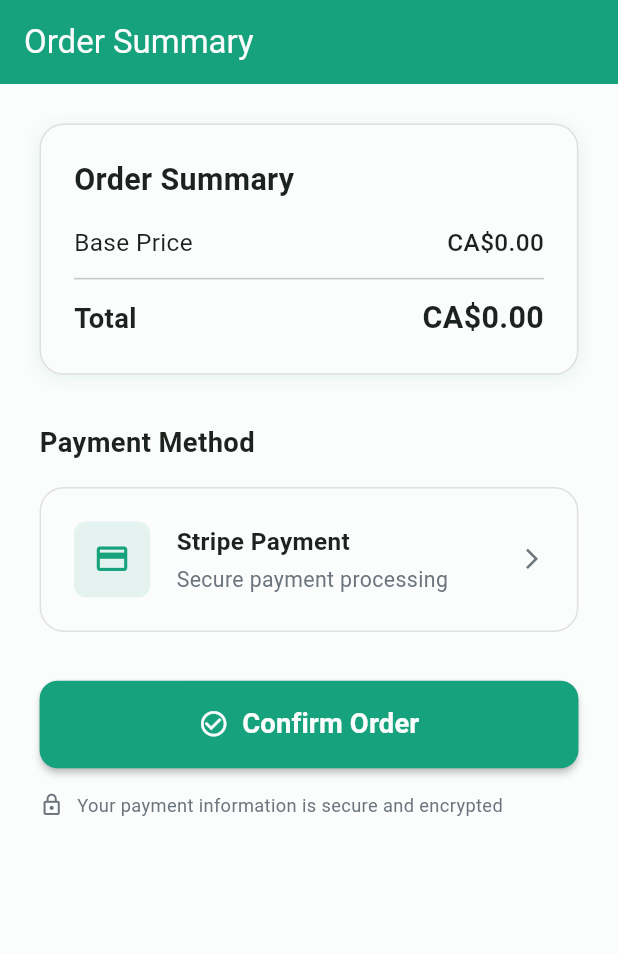
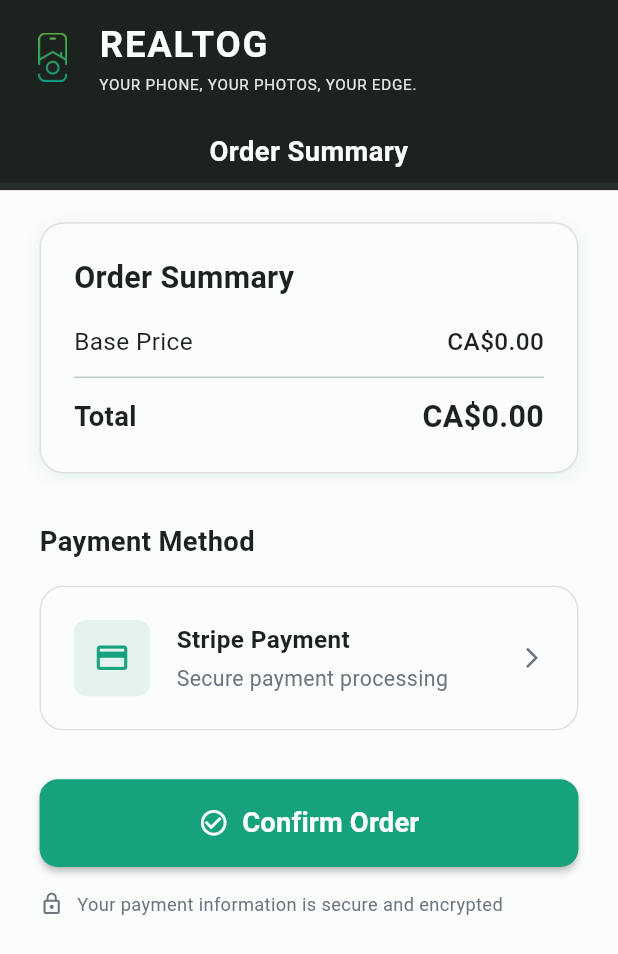
Before and after one commit to devmhsagar/realtog, a Flutter app: the OrderSummaryPage screen opened by its route, on a phone screen of 412 x 824 dp. Shown: the top 954 px of the screen. Run offline on Flutter 3.47's test engine with Material 3 defaults, Android fonts, the phone set to English and light mode, and no system bars; our stand-ins replace dio, flutter_riverpod, flutter_screenutil, flutter_secure_storage, fpdart, go_router and 2 more; accounts and stored records are empty; network calls fail.

Commit message:
Created custom appbar

```diff
--- a/lib/core/constants/app_colors.dart
+++ b/lib/core/constants/app_colors.dart
@@ -25,6 +25,7 @@ class AppColors {
   // Background colors
   static const Color background = white; // #FBFCFC
   static const Color backgroundDark = darkShadow; // #1C221D
+  static const Color appBarBackground = Color(0xFF1C221E); // #1C221E
   static const Color surface = white; // #FBFCFC
   static const Color surfaceDark = Color(0xFF2A332C); // Dark surface
 
--- /dev/null
+++ b/lib/core/widgets/reusable_appbar.dart
@@ -0,0 +1,87 @@
+import 'package:flutter/material.dart';
+import 'package:flutter_screenutil/flutter_screenutil.dart';
+import '../constants/app_colors.dart';
+
+/// Reusable AppBar component with logo, brand name, tagline, and dynamic title
+class ReusableAppBar extends StatelessWidget implements PreferredSizeWidget {
+  final String title;
+
+  const ReusableAppBar({
+    super.key,
+    required this.title,
+  });
+
+  @override
+  Size get preferredSize => Size.fromHeight(120.h);
+
+  @override
+  Widget build(BuildContext context) {
+    return Container(
+      color: AppColors.appBarBackground,
+      child: SafeArea(
+        bottom: false,
+        child: Column(
+          children: [
+            // Main header with logo, brand name, and tagline
+            Padding(
+              padding: EdgeInsets.symmetric(horizontal: 16.w, vertical: 12.h),
+              child: Row(
+                children: [
+                  // Logo
+                  Image.asset(
+                    'assets/logo/appbar_logo.png',
+                    height: 32.h,
+                    width: 32.w,
+                    fit: BoxFit.contain,
+                  ),
+                  SizedBox(width: 12.w),
+                  // Brand name and tagline
+                  Expanded(
+                    child: Column(
+                      crossAxisAlignment: CrossAxisAlignment.start,
+                      children: [
+                        Text(
+                          'REALTOG',
+                          style: TextStyle(
+                            fontSize: 24.sp,
+                            fontWeight: FontWeight.bold,
+                            color: AppColors.textLight,
+                            letterSpacing: 1.2,
+                          ),
+                        ),
+                        SizedBox(height: 2.h),
+                        Text(
+                          'YOUR PHONE, YOUR PHOTOS, YOUR EDGE.',
+                          style: TextStyle(
+                            fontSize: 10.sp,
+                            color: AppColors.textLight.withValues(alpha: 0.9),
+                            letterSpacing: 0.5,
+                          ),
+                        ),
+                      ],
+                    ),
+                  ),
+                ],
+              ),
+            ),
+            // Section title bar
+            Container(
+              width: double.infinity,
+              padding: EdgeInsets.symmetric(horizontal: 16.w, vertical: 12.h),
+              color: AppColors.appBarBackground.withValues(alpha: 0.95),
+              child: Text(
+                title,
+                style: TextStyle(
+                  fontSize: 18.sp,
+                  fontWeight: FontWeight.bold,
+                  color: AppColors.textLight,
+                ),
+                textAlign: TextAlign.center,
+              ),
+            ),
+          ],
+        ),
+      ),
+    );
+  }
+}
--- a/lib/pages/home/home_page.dart
+++ b/lib/pages/home/home_page.dart
@@ -2,6 +2,7 @@ import 'package:flutter/material.dart';
 import 'package:flutter_riverpod/flutter_riverpod.dart';
 import 'package:flutter_screenutil/flutter_screenutil.dart';
 import '../../core/constants/app_colors.dart';
+import '../../core/widgets/reusable_appbar.dart';
 import '../../providers/auth_provider.dart';
 import 'widgets/home_tab.dart';
 import 'widgets/orders_tab.dart';
@@ -25,12 +26,7 @@ class _HomePageState extends ConsumerState<HomePage> {
 
     return Scaffold(
       backgroundColor: AppColors.background,
-      appBar: AppBar(
-        title: Text(_getAppBarTitle(_currentIndex)),
-        backgroundColor: AppColors.primary,
-        foregroundColor: AppColors.textLight,
-        elevation: 0,
-      ),
+      appBar: ReusableAppBar(title: _getAppBarTitle(_currentIndex)),
       body: _buildBody(_currentIndex, user),
       bottomNavigationBar: BottomNavigationBar(
         currentIndex: _currentIndex,
--- a/lib/pages/home/widgets/home_tab.dart
+++ b/lib/pages/home/widgets/home_tab.dart
@@ -22,15 +22,6 @@ class HomeTab extends ConsumerWidget {
         child: Column(
           crossAxisAlignment: CrossAxisAlignment.start,
           children: [
-            // Pricing Plans Section
-            Text(
-              'Pricing Plans',
-              style: TextStyle(
-                fontSize: 20.sp,
-                fontWeight: FontWeight.bold,
-                color: AppColors.textPrimary,
-              ),
-            ),
             SizedBox(height: 16.h),
             pricingAsync.when(
               data: (pricingPlans) => Column(
--- a/lib/pages/order_summary/order_summary_page.dart
+++ b/lib/pages/order_summary/order_summary_page.dart
@@ -4,6 +4,7 @@ import 'package:flutter_screenutil/flutter_screenutil.dart';
 import 'package:go_router/go_router.dart';
 import 'package:image_picker/image_picker.dart';
 import '../../core/constants/app_colors.dart';
+import '../../core/widgets/reusable_appbar.dart';
 import '../../core/services/order_service.dart';
 import '../../providers/order_provider.dart';
 
@@ -123,11 +124,8 @@ class _PaymentPageState extends ConsumerState<OrderSummaryPage> {
   @override
   Widget build(BuildContext context) {
     return Scaffold(
-      appBar: AppBar(
-        title: const Text('Order Summary'),
-        backgroundColor: AppColors.primary,
-        foregroundColor: AppColors.textLight,
-        elevation: 0,
+      appBar: const ReusableAppBar(
+        title: 'Order Summary',
       ),
       body: SafeArea(
         child: SingleChildScrollView(
--- a/lib/pages/pricing/pricing_page.dart
+++ b/lib/pages/pricing/pricing_page.dart
@@ -3,6 +3,7 @@ import 'package:flutter_riverpod/flutter_riverpod.dart';
 import 'package:flutter_screenutil/flutter_screenutil.dart';
 import 'package:go_router/go_router.dart';
 import '../../core/constants/app_colors.dart';
+import '../../core/widgets/reusable_appbar.dart';
 import '../../models/pricing_model.dart';
 import '../../providers/pricing_provider.dart';
 
@@ -51,11 +52,8 @@ class _PricingPageState extends ConsumerState<PricingPage> {
     final pricingAsync = ref.watch(pricingPlanProvider(widget.id));
 
     return Scaffold(
-      appBar: AppBar(
-        title: const Text('Pricing Details'),
-        backgroundColor: AppColors.primary,
-        foregroundColor: AppColors.textLight,
-        elevation: 0,
+      appBar: const ReusableAppBar(
+        title: 'Pricing Details',
       ),
       body: pricingAsync.when(
         data: (plan) {
--- a/lib/pages/select_images/select_images_page.dart
+++ b/lib/pages/select_images/select_images_page.dart
@@ -5,6 +5,7 @@ import 'package:flutter_screenutil/flutter_screenutil.dart';
 import 'package:go_router/go_router.dart';
 import 'package:image_picker/image_picker.dart';
 import '../../core/constants/app_colors.dart';
+import '../../core/widgets/reusable_appbar.dart';
 
 class SelectImagesPage extends ConsumerStatefulWidget {
   final String pricingPlanId;
@@ -162,11 +163,8 @@ class _SelectImagesPageState extends ConsumerState<SelectImagesPage> {
     final int remainingSlots = widget.maxImages - _selectedImages.length;
 
     return Scaffold(
-      appBar: AppBar(
-        title: const Text('Select Images'),
-        backgroundColor: AppColors.primary,
-        foregroundColor: AppColors.textLight,
-        elevation: 0,
+      appBar: const ReusableAppBar(
+        title: 'Select Images',
       ),
       body: SafeArea(
         child: Column(
```
Also changed, not shown: assets/logo/appbar_logo.png (added).
